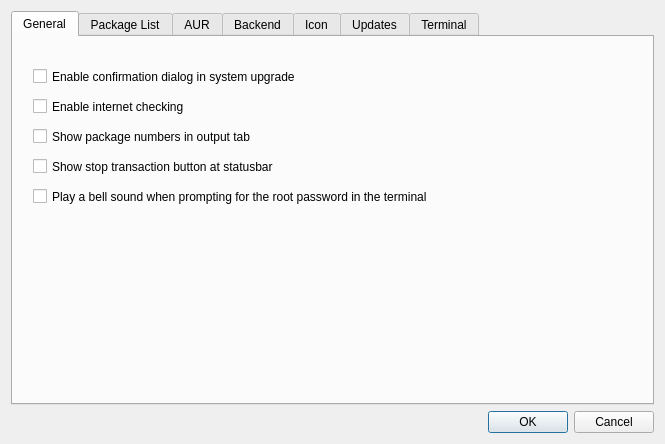
This is ui/optionsdialog.ui in aarnt/octopi as Qt 5 draws it before an edit. The edited form follows.
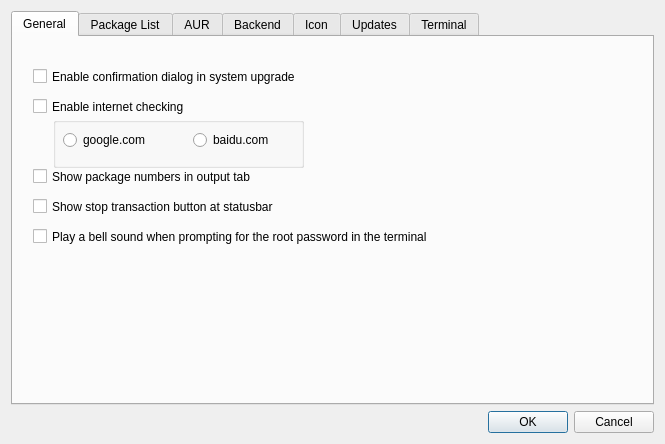
This is the edited form. The open tabs and pages were chosen to show the change.

Commit message: - Improvement: Let user choose which domain is pinged when checking for internet access (if ping.archlinux.org is down).

```diff
--- a/ui/optionsdialog.ui
+++ b/ui/optionsdialog.ui
@@ -41,7 +41,7 @@
          <property name="geometry">
           <rect>
            <x>20</x>
-           <y>88</y>
+           <y>128</y>
            <width>581</width>
            <height>23</height>
           </rect>
@@ -54,7 +54,7 @@
          <property name="geometry">
           <rect>
            <x>20</x>
-           <y>118</y>
+           <y>158</y>
            <width>611</width>
            <height>23</height>
           </rect>
@@ -93,7 +93,7 @@
          <property name="geometry">
           <rect>
            <x>20</x>
-           <y>148</y>
+           <y>188</y>
            <width>611</width>
            <height>23</height>
           </rect>
@@ -102,6 +102,48 @@
           <string>Play a bell sound when prompting for the root password in the terminal</string>
          </property>
         </widget>
+        <widget class="QGroupBox" name="gbInternetChecking">
+         <property name="geometry">
+          <rect>
+           <x>40</x>
+           <y>80</y>
+           <width>251</width>
+           <height>51</height>
+          </rect>
+         </property>
+         <property name="title">
+          <string/>
+         </property>
+         <property name="flat">
+          <bool>true</bool>
+         </property>
+         <widget class="QRadioButton" name="rbGoogle">
+          <property name="geometry">
+           <rect>
+            <x>10</x>
+            <y>10</y>
+            <width>107</width>
+            <height>26</height>
+           </rect>
+          </property>
+          <property name="text">
+           <string>google.com</string>
+          </property>
+         </widget>
+         <widget class="QRadioButton" name="rbBaidu">
+          <property name="geometry">
+           <rect>
+            <x>140</x>
+            <y>10</y>
+            <width>107</width>
+            <height>26</height>
+           </rect>
+          </property>
+          <property name="text">
+           <string>baidu.com</string>
+          </property>
+         </widget>
+        </widget>
        </widget>
        <widget class="QWidget" name="tabPackageList">
         <attribute name="title">
```
Left out of the diff: 2 changed lines with no effect on the pictures. The commit also changes 7 other files.
